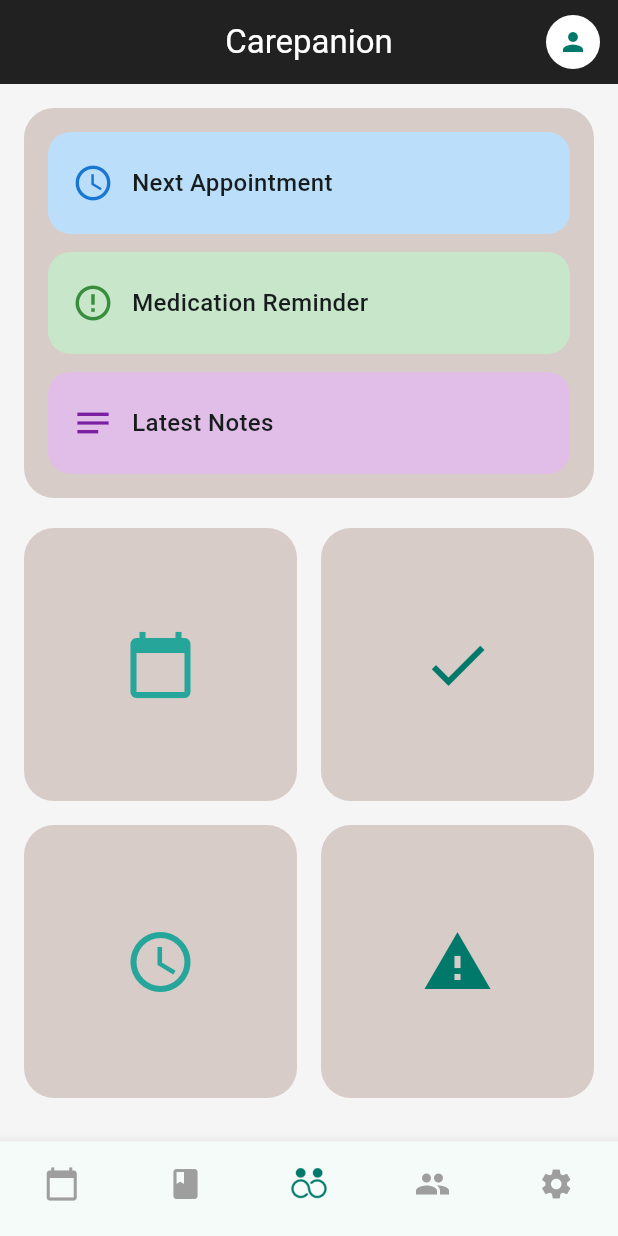
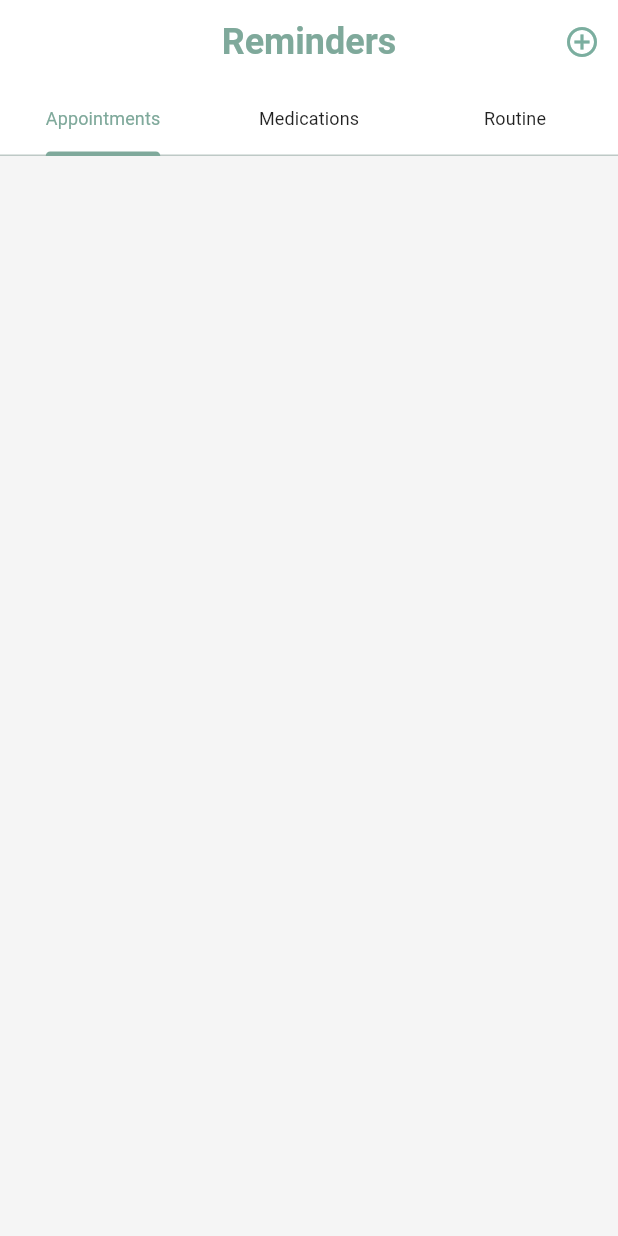
Before and after one commit to FinleyConway/prototype_project, a Flutter app: the screen it shows after launch, on a phone screen of 412 x 824 dp. Run offline on Flutter 3.47's test engine with Material 3 defaults, Android fonts, the light colour scheme and no system bars; our stand-ins replace sqflite, sqflite_common_ffi, table_calendar; missing offline and left inert: window_size; accounts and stored records are empty.

Commit message:
Handle the tab and reminder query states

```diff
--- a/lib/main.dart
+++ b/lib/main.dart
@@ -2,6 +2,7 @@ import 'dart:io';
 
 import 'package:flutter/foundation.dart';
 import 'package:flutter/material.dart';
+import 'package:prototype_project/pages/reminder_page.dart';
 import 'package:window_size/window_size.dart';
 import 'package:sqflite_common_ffi/sqflite_ffi.dart';
 
@@ -54,7 +55,7 @@ class MyApp extends StatelessWidget {
       theme: ThemeData(
         colorScheme: ColorScheme.fromSeed(seedColor: Colors.teal),
       ),
-      home: HomePage(database: database, currentUser: user),
+      home: MyReminderPage(database: database, currentUser: user),
     );
   }
 }
--- a/lib/models/user.dart
+++ b/lib/models/user.dart
@@ -53,7 +53,11 @@ class User {
   }
 
   Future<List<UserEvent>> getAllEventsOn(DateTime date, Database database) {
-    return UserEvent.getByUserId(id, database, date);
+    return UserEvent.getByUserId(id, database, date: date);
+  }
+
+  Future<List<UserEvent>> getAllEventsOfType(EventType eventType, Database database) {
+    return UserEvent.getByUserId(id, database, reminderType: eventType);
   }
 
   Future<UserEvent> assignEvent(Event event, Database database, [Map<String, dynamic>? eventDetails]) {
--- a/lib/models/user_event.dart
+++ b/lib/models/user_event.dart
@@ -43,13 +43,18 @@ class UserEvent {
   }
 
   // Get the User Event entity from user id.
-  static Future<List<UserEvent>> getByUserId(int userId, Database database, [DateTime? date]) async {
+  static Future<List<UserEvent>> getByUserId(int userId, Database database, {DateTime? date, EventType? reminderType}) async {
     String where = "user_id = ?";
     List<dynamic> whereArgs = [userId];
 
     if (date != null) {
       where += " AND reminder_time_unix = ?";
       whereArgs.add(_getUnixTime(date));
+    }
+
+    if (reminderType != null) {
+      where += " AND event_type = ?";
+      whereArgs.add(reminderType.index);
     }
 
     final result = await database.query(
--- /dev/null
+++ b/lib/pages/reminder_page.dart
@@ -0,0 +1,141 @@
+import 'package:flutter/material.dart';
+
+import 'package:prototype_project/models/event.dart';
+import 'package:prototype_project/models/user.dart';
+import 'package:prototype_project/models/user_event.dart';
+
+import 'package:sqflite/sqflite.dart' // mobile sqflite
+if (dart.library.ffi) 'package:sqflite_common_ffi/sqflite_ffi.dart'; // desktop sqflite
+
+class MyReminderPage extends StatefulWidget {
+  final User currentUser;
+  final Database database;
+
+  const MyReminderPage({
+    super.key,
+    required this.database,
+    required this.currentUser,
+  });
+
+  @override
+  State<MyReminderPage> createState() => _MyReminderPageState();
+}
+
+class _MyReminderPageState extends State<MyReminderPage> with TickerProviderStateMixin {
+  late final TabController _tabController;
+  List<UserEvent> _events = [];
+  bool _loadingData =  true;
+
+  @override
+  void initState() {
+    super.initState();
+
+    _tabController = TabController(length: 3, vsync: this);
+    _tabController.addListener(() {
+      if (_tabController.indexIsChanging) return;
+
+      _loadTabData(_tabController.index);
+    });
+
+    _loadTabData(0); // set a default state
+  }
+
+  @override
+  void dispose() {
+    _tabController.dispose();
+
+    super.dispose();
+  }
+
+  @override
+  Widget build(BuildContext context) {
+    return Scaffold(
+      backgroundColor: const Color(0xFFF5F5F5),
+      appBar: _createAppBar(),
+      body: TabBarView(
+        controller: _tabController,
+        children: <Widget> [
+          _buildTab(), // appointment tab
+          _buildTab(), // medication tab
+          _buildTab(), // rountine tab
+        ],
+      ),
+    );
+  }
+
+  AppBar _createAppBar() {
+    return AppBar(
+      backgroundColor: Colors.white,
+      elevation: 0,
+      automaticallyImplyLeading: false,
+      title: const Text(
+        "Reminders",
+        style: TextStyle(
+          color: Color(0xFF7FA99B),
+          fontSize: 24,
+          fontWeight: FontWeight.w600,
+        ),
+      ),
+      centerTitle: true,
+      actions: [
+        IconButton(
+          icon: Icon(Icons.add_circle_outline, color: Color(0xFF7BAE9F)),
+          onPressed: () {}, // TODO: Go to create event page
+        ),
+      ],
+      bottom: _createTabBar()
+    );
+  }
+
+  TabBar _createTabBar() {
+    return TabBar(
+      controller: _tabController,
+      labelColor: Color(0xFF7FA99B),
+      unselectedLabelColor: Colors.black87,
+      labelStyle: const TextStyle(
+        fontSize: 12,
+        fontWeight: FontWeight.w400,
+      ),
+      unselectedLabelStyle: const TextStyle(
+        fontSize: 12,
+        fontWeight: FontWeight.w400,
+      ),
+      indicatorColor: Color(0xFF7FA99B),
+      indicatorWeight: 2,
+      tabs: const <Widget> [ // this can expand on later if we decided to have custom events
+        Tab(text: "Appointments"),
+        Tab(text: "Medications"),
+        Tab(text: "Routine")
+      ],
+    );
+  }
+
+  Widget _buildTab() {
+    if (_loadingData) return const Center(child: CircularProgressIndicator());
+
+    return ListView( // TODO: list all events from type
+
+    );
+  }
+
+  Future<void> _loadTabData(int tabIndex) async {
+    setState(() {
+      _loadingData = true;
+    });
+
+    EventType type;
+
+    switch (tabIndex) {
+      case 0: type = EventType.appointments; break;
+      case 1: type = EventType.medications; break;
+      case 2: type = EventType.routine; break;
+      default: type = EventType.appointments;
+    }
+
+    _events = await widget.currentUser.getAllEventsOfType(type, widget.database);
+
+    setState(() {
+      _loadingData = false;
+    });
+  }
+}
```
